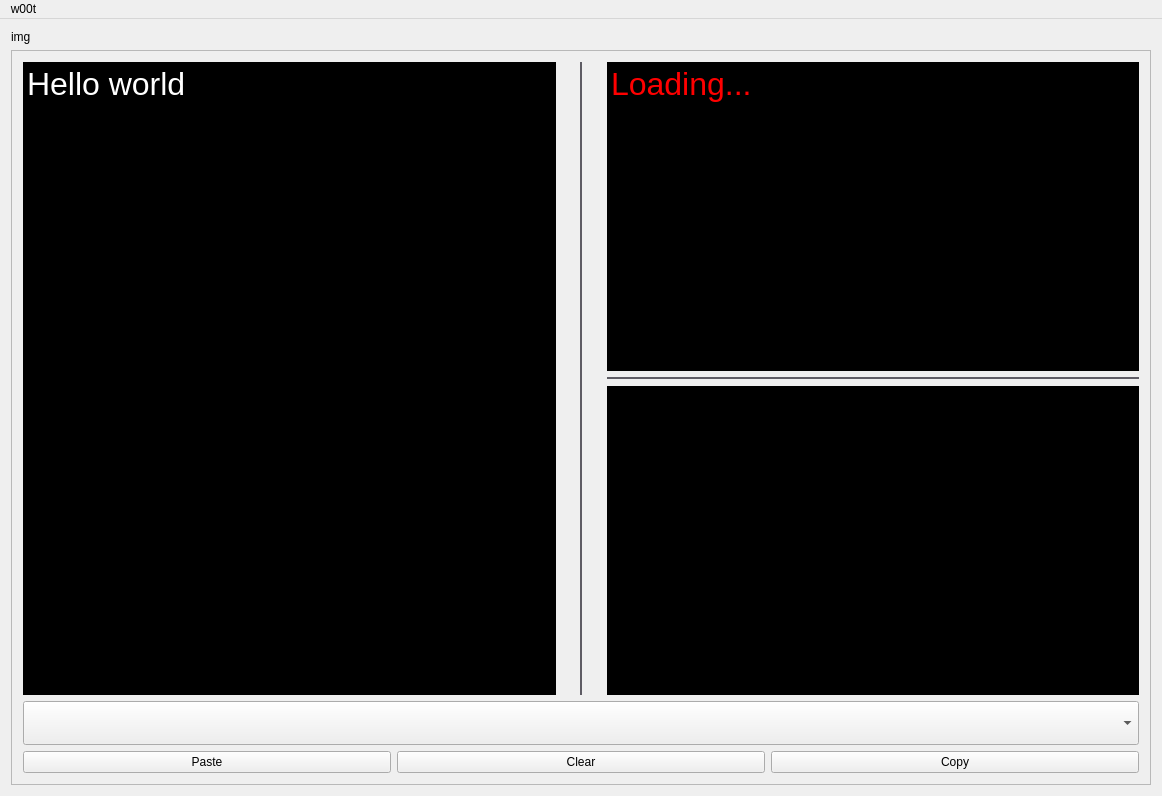
Before: the Qt Designer form src/mainwindow.ui in maemo-leste-extras/maemo-translate, drawn with Qt 5.
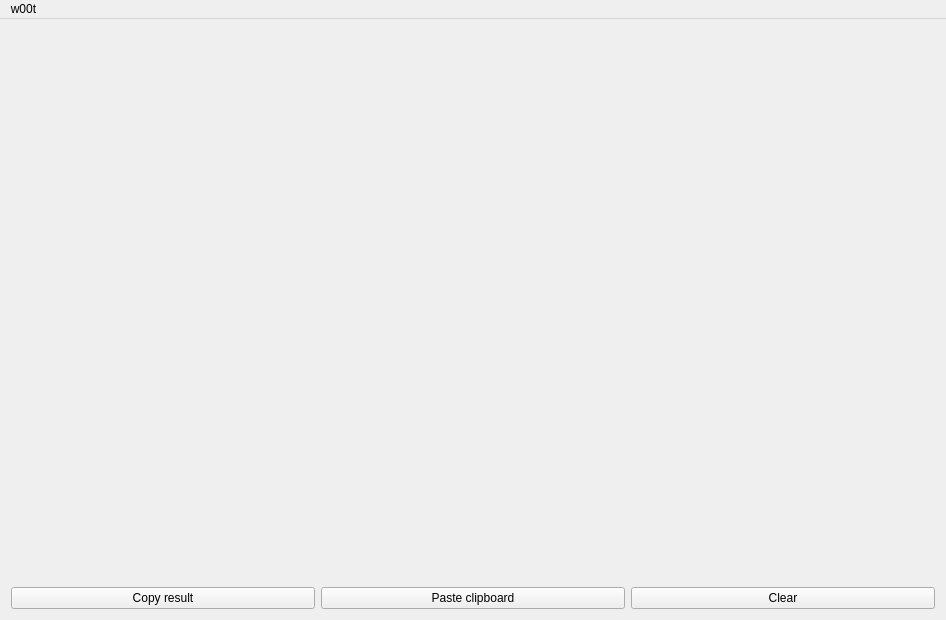
After: the same form once the commit is applied. Custom widgets are drawn as their Qt base class.

Commit message: Port to Qt6, and support both screen orientations, bump to 0.3.0

```diff
--- a/src/mainwindow.ui
+++ b/src/mainwindow.ui
@@ -6,541 +6,80 @@
    <rect>
     <x>0</x>
     <y>0</y>
-    <width>1162</width>
-    <height>796</height>
+    <width>946</width>
+    <height>620</height>
    </rect>
   </property>
   <property name="windowTitle">
    <string>Maemo Translate</string>
   </property>
   <widget class="QWidget" name="centralWidget">
-   <layout class="QGridLayout" name="gridLayout_3">
-    <item row="0" column="0">
-     <widget class="QFrame" name="imgFrame">
+   <layout class="QVBoxLayout" name="verticalLayout_2">
+    <property name="spacing">
+     <number>12</number>
+    </property>
+    <item>
+     <widget class="QFrame" name="contentFrame">
+      <property name="sizePolicy">
+       <sizepolicy hsizetype="Preferred" vsizetype="Expanding">
+        <horstretch>0</horstretch>
+        <verstretch>0</verstretch>
+       </sizepolicy>
+      </property>
       <property name="frameShape">
        <enum>QFrame::NoFrame</enum>
       </property>
       <property name="frameShadow">
        <enum>QFrame::Plain</enum>
       </property>
-      <layout class="QGridLayout" name="gridLayout">
+      <property name="lineWidth">
+       <number>0</number>
+      </property>
+      <layout class="QHBoxLayout" name="horizontalLayout_2">
        <property name="leftMargin">
-        <number>0</number>
-       </property>
-       <property name="topMargin">
-        <number>0</number>
+        <number>14</number>
        </property>
        <property name="rightMargin">
-        <number>0</number>
+        <number>14</number>
        </property>
-       <property name="bottomMargin">
-        <number>0</number>
-       </property>
-       <property name="spacing">
-        <number>0</number>
-       </property>
-       <item row="0" column="0">
-        <widget class="QLabel" name="img">
-         <property name="text">
-          <string>img</string>
-         </property>
-        </widget>
-       </item>
       </layout>
      </widget>
     </item>
-    <item row="1" column="0">
-     <widget class="QFrame" name="mainFrame">
-      <property name="frameShape">
-       <enum>QFrame::StyledPanel</enum>
-      </property>
-      <property name="frameShadow">
-       <enum>QFrame::Raised</enum>
-      </property>
-      <layout class="QGridLayout" name="gridLayout_2">
-       <item row="1" column="0">
-        <widget class="QComboBox" name="langBox">
-         <property name="font">
-          <font>
-           <pointsize>24</pointsize>
-           <weight>50</weight>
-           <bold>false</bold>
-          </font>
-         </property>
-        </widget>
-       </item>
-       <item row="0" column="0">
-        <layout class="QHBoxLayout" name="horizontalLayout">
-         <property name="spacing">
-          <number>24</number>
-         </property>
-         <item>
-          <widget class="TextEdit" name="fromTxt">
-           <property name="palette">
-            <palette>
-             <active>
-              <colorrole role="Text">
-               <brush brushstyle="SolidPattern">
-                <color alpha="255">
-                 <red>255</red>
-                 <green>255</green>
-                 <blue>255</blue>
-                </color>
-               </brush>
-              </colorrole>
-              <colorrole role="Base">
-               <brush brushstyle="SolidPattern">
-                <color alpha="255">
-                 <red>0</red>
-                 <green>0</green>
-                 <blue>0</blue>
-                </color>
-               </brush>
-              </colorrole>
-              <colorrole role="PlaceholderText">
-               <brush brushstyle="SolidPattern">
-                <color alpha="128">
-                 <red>255</red>
-                 <green>255</green>
-                 <blue>255</blue>
-                </color>
-               </brush>
-              </colorrole>
-             </active>
-             <inactive>
-              <colorrole role="Text">
-               <brush brushstyle="SolidPattern">
-                <color alpha="255">
-                 <red>255</red>
-                 <green>255</green>
-                 <blue>255</blue>
-                </color>
-               </brush>
-              </colorrole>
-              <colorrole role="Base">
-               <brush brushstyle="SolidPattern">
-                <color alpha="255">
-                 <red>0</red>
-                 <green>0</green>
-                 <blue>0</blue>
-                </color>
-               </brush>
-              </colorrole>
-              <colorrole role="PlaceholderText">
-               <brush brushstyle="SolidPattern">
-                <color alpha="128">
-                 <red>255</red>
-                 <green>255</green>
-                 <blue>255</blue>
-                </color>
-               </brush>
-              </colorrole>
-             </inactive>
-             <disabled>
-              <colorrole role="Text">
-               <brush brushstyle="SolidPattern">
-                <color alpha="255">
-                 <red>190</red>
-                 <green>190</green>
-                 <blue>190</blue>
-                </color>
-               </brush>
-              </colorrole>
-              <colorrole role="Base">
-               <brush brushstyle="SolidPattern">
-                <color alpha="255">
-                 <red>239</red>
-                 <green>239</green>
-                 <blue>239</blue>
-                </color>
-               </brush>
-              </colorrole>
-              <colorrole role="PlaceholderText">
-               <brush brushstyle="SolidPattern">
-                <color alpha="128">
-                 <red>0</red>
-                 <green>0</green>
-                 <blue>0</blue>
-                </color>
-               </brush>
-              </colorrole>
-             </disabled>
-            </palette>
-           </property>
-           <property name="font">
-            <font>
-             <pointsize>24</pointsize>
-            </font>
-           </property>
-           <property name="frameShape">
-            <enum>QFrame::NoFrame</enum>
-           </property>
-           <property name="frameShadow">
-            <enum>QFrame::Plain</enum>
-           </property>
-           <property name="html">
-            <string>&lt;!DOCTYPE HTML PUBLIC &quot;-//W3C//DTD HTML 4.0//EN&quot; &quot;http://www.w3.org/TR/REC-html40/strict.dtd&quot;&gt;
-&lt;html&gt;&lt;head&gt;&lt;meta name=&quot;qrichtext&quot; content=&quot;1&quot; /&gt;&lt;style type=&quot;text/css&quot;&gt;
-p, li { white-space: pre-wrap; }
-&lt;/style&gt;&lt;/head&gt;&lt;body style=&quot; font-family:'Ubuntu'; font-size:24pt; font-weight:400; font-style:normal;&quot;&gt;
-&lt;p style=&quot; margin-top:0px; margin-bottom:0px; margin-left:0px; margin-right:0px; -qt-block-indent:0; text-indent:0px;&quot;&gt;Hello world&lt;/p&gt;&lt;/body&gt;&lt;/html&gt;</string>
-           </property>
-          </widget>
-         </item>
-         <item>
-          <widget class="Line" name="line">
-           <property name="palette">
-            <palette>
-             <active>
-              <colorrole role="WindowText">
-               <brush brushstyle="SolidPattern">
-                <color alpha="255">
-                 <red>94</red>
-                 <green>92</green>
-                 <blue>100</blue>
-                </color>
-               </brush>
-              </colorrole>
-             </active>
-             <inactive>
-              <colorrole role="WindowText">
-               <brush brushstyle="SolidPattern">
-                <color alpha="255">
-                 <red>94</red>
-                 <green>92</green>
-                 <blue>100</blue>
-                </color>
-               </brush>
-              </colorrole>
-             </inactive>
-             <disabled>
-              <colorrole role="WindowText">
-               <brush brushstyle="SolidPattern">
-                <color alpha="255">
-                 <red>190</red>
-                 <green>190</green>
-                 <blue>190</blue>
-                </color>
-               </brush>
-              </colorrole>
-             </disabled>
-            </palette>
-           </property>
-           <property name="frameShadow">
-            <enum>QFrame::Plain</enum>
-           </property>
-           <property name="lineWidth">
-            <number>2</number>
-           </property>
-           <property name="orientation">
-            <enum>Qt::Vertical</enum>
-           </property>
-          </widget>
-         </item>
-         <item>
-          <layout class="QVBoxLayout" name="verticalLayout">
-           <item>
-            <widget class="QPlainTextEdit" name="toTxt">
-             <property name="palette">
-              <palette>
-               <active>
-                <colorrole role="Text">
-                 <brush brushstyle="SolidPattern">
-                  <color alpha="255">
-                   <red>255</red>
-                   <green>0</green>
-                   <blue>0</blue>
-                  </color>
-                 </brush>
-                </colorrole>
-                <colorrole role="Base">
-                 <brush brushstyle="SolidPattern">
-                  <color alpha="255">
-                   <red>0</red>
-                   <green>0</green>
-                   <blue>0</blue>
-                  </color>
-                 </brush>
-                </colorrole>
-                <colorrole role="PlaceholderText">
-                 <brush brushstyle="SolidPattern">
-                  <color alpha="128">
-                   <red>255</red>
-                   <green>255</green>
-                   <blue>255</blue>
-                  </color>
-                 </brush>
-                </colorrole>
-               </active>
-               <inactive>
-                <colorrole role="Text">
-                 <brush brushstyle="SolidPattern">
-                  <color alpha="255">
-                   <red>255</red>
-                   <green>0</green>
-                   <blue>0</blue>
-                  </color>
-                 </brush>
-                </colorrole>
-                <colorrole role="Base">
-                 <brush brushstyle="SolidPattern">
-                  <color alpha="255">
-                   <red>0</red>
-                   <green>0</green>
-                   <blue>0</blue>
-                  </color>
-                 </brush>
-                </colorrole>
-                <colorrole role="PlaceholderText">
-                 <brush brushstyle="SolidPattern">
-                  <color alpha="128">
-                   <red>255</red>
-                   <green>255</green>
-                   <blue>255</blue>
-                  </color>
-                 </brush>
-                </colorrole>
-               </inactive>
-               <disabled>
-                <colorrole role="Text">
-                 <brush brushstyle="SolidPattern">
-                  <color alpha="255">
-                   <red>190</red>
-                   <green>190</green>
-                   <blue>190</blue>
-                  </color>
-                 </brush>
-                </colorrole>
-                <colorrole role="Base">
-                 <brush brushstyle="SolidPattern">
-                  <color alpha="255">
-                   <red>239</red>
-                   <green>239</green>
-                   <blue>239</blue>
-                  </color>
-                 </brush>
-                </colorrole>
-                <colorrole role="PlaceholderText">
-                 <brush brushstyle="SolidPattern">
-                  <color alpha="128">
-                   <red>0</red>
-                   <green>0</green>
-                   <blue>0</blue>
-                  </color>
-                 </brush>
-                </colorrole>
-               </disabled>
-              </palette>
-             </property>
-             <property name="font">
-              <font>
-               <pointsize>24</pointsize>
-              </font>
-             </property>
-             <property name="frameShape">
-              <enum>QFrame::NoFrame</enum>
-             </property>
-             <property name="frameShadow">
-              <enum>QFrame::Plain</enum>
-             </property>
-             <property name="readOnly">
-              <bool>true</bool>
-             </property>
-             <property name="plainText">
-              <string>Loading...</string>
-             </property>
-            </widget>
-           </item>
-           <item>
-            <widget class="Line" name="latinResultLine">
-             <property name="palette">
-              <palette>
-               <active>
-                <colorrole role="WindowText">
-                 <brush brushstyle="SolidPattern">
-                  <color alpha="255">
-                   <red>94</red>
-                   <green>92</green>
-                   <blue>100</blue>
-                  </color>
-                 </brush>
-                </colorrole>
-               </active>
-               <inactive>
-                <colorrole role="WindowText">
-                 <brush brushstyle="SolidPattern">
-                  <color alpha="255">
-                   <red>94</red>
-                   <green>92</green>
-                   <blue>100</blue>
-                  </color>
-                 </brush>
-                </colorrole>
-               </inactive>
-               <disabled>
-                <colorrole role="WindowText">
-                 <brush brushstyle="SolidPattern">
-                  <color alpha="255">
-                   <red>190</red>
-                   <green>190</green>
-                   <blue>190</blue>
-                  </color>
-                 </brush>
-                </colorrole>
-               </disabled>
-              </palette>
-             </property>
-             <property name="frameShadow">
-              <enum>QFrame::Plain</enum>
-             </property>
-             <property name="lineWidth">
-              <number>2</number>
-             </property>
-             <property name="orientation">
-              <enum>Qt::Horizontal</enum>
-             </property>
-            </widget>
-           </item>
-           <item>
-            <widget class="QPlainTextEdit" name="toTxtLatin">
-             <property name="palette">
-              <palette>
-               <active>
-                <colorrole role="Text">
-                 <brush brushstyle="SolidPattern">
-                  <color alpha="255">
-                   <red>192</red>
-                   <green>191</green>
-                   <blue>188</blue>
-                  </color>
-                 </brush>
-                </colorrole>
-                <colorrole role="Base">
-                 <brush brushstyle="SolidPattern">
-                  <color alpha="255">
-                   <red>0</red>
-                   <green>0</green>
-                   <blue>0</blue>
-                  </color>
-                 </brush>
-                </colorrole>
-                <colorrole role="PlaceholderText">
-                 <brush brushstyle="SolidPattern">
-                  <color alpha="128">
-                   <red>255</red>
-                   <green>255</green>
-                   <blue>255</blue>
-                  </color>
-                 </brush>
-                </colorrole>
-               </active>
-               <inactive>
-                <colorrole role="Text">
-                 <brush brushstyle="SolidPattern">
-                  <color alpha="255">
-                   <red>192</red>
-                   <green>191</green>
-                   <blue>188</blue>
-                  </color>
-                 </brush>
-                </colorrole>
-                <colorrole role="Base">
-                 <brush brushstyle="SolidPattern">
-                  <color alpha="255">
-                   <red>0</red>
-                   <green>0</green>
-                   <blue>0</blue>
-                  </color>
-                 </brush>
-                </colorrole>
-                <colorrole role="PlaceholderText">
-                 <brush brushstyle="SolidPattern">
-                  <color alpha="128">
-                   <red>255</red>
-                   <green>255</green>
-                   <blue>255</blue>
-                  </color>
-                 </brush>
-                </colorrole>
-               </inactive>
-               <disabled>
-                <colorrole role="Text">
-                 <brush brushstyle="SolidPattern">
-                  <color alpha="255">
-                   <red>190</red>
-                   <green>190</green>
-                   <blue>190</blue>
-                  </color>
-                 </brush>
-                </colorrole>
-                <colorrole role="Base">
-                 <brush brushstyle="SolidPattern">
-                  <color alpha="255">
-                   <red>239</red>
-                   <green>239</green>
-                   <blue>239</blue>
-                  </color>
-                 </brush>
-                </colorrole>
-                <colorrole role="PlaceholderText">
-                 <brush brushstyle="SolidPattern">
-                  <color alpha="128">
-                   <red>0</red>
-                   <green>0</green>
-                   <blue>0</blue>
-                  </color>
-                 </brush>
-                </colorrole>
-               </disabled>
-              </palette>
-             </property>
-             <property name="font">
-              <font>
-               <pointsize>18</pointsize>
-              </font>
-             </property>
-             <property name="frameShape">
-              <enum>QFrame::NoFrame</enum>
-             </property>
-             <property name="frameShadow">
-              <enum>QFrame::Plain</enum>
-             </property>
-             <property name="readOnly">
-              <bool>true</bool>
-             </property>
-            </widget>
-           </item>
-          </layout>
-         </item>
-        </layout>
-       </item>
-       <item row="2" column="0">
-        <layout class="QHBoxLayout" name="horizontalLayout_2">
-         <item>
-          <widget class="QPushButton" name="btnPaste">
-           <property name="text">
-            <string>Paste</string>
-           </property>
-          </widget>
-         </item>
-         <item>
-          <widget class="QPushButton" name="btnClear">
-           <property name="text">
-            <string>Clear</string>
-           </property>
-          </widget>
-         </item>
-         <item>
-          <widget class="QPushButton" name="btnCopy">
-           <property name="text">
-            <string>Copy</string>
-           </property>
-          </widget>
-         </item>
-        </layout>
-       </item>
-      </layout>
-     </widget>
+    <item>
+     <layout class="QVBoxLayout" name="verticalLayout">
+      <item>
+       <widget class="QMaemo5ValueButton" name="langBox" native="true">
+        <property name="text" stdset="0">
+         <string>Language translation</string>
+        </property>
+       </widget>
+      </item>
+      <item>
+       <layout class="QHBoxLayout" name="horizontalLayout">
+        <item>
+         <widget class="QPushButton" name="btnCopy">
+          <property name="text">
+           <string>Copy result</string>
+          </property>
+         </widget>
+        </item>
+        <item>
+         <widget class="QPushButton" name="btnPaste">
+          <property name="text">
+           <string>Paste clipboard</string>
+          </property>
+         </widget>
+        </item>
+        <item>
+         <widget class="QPushButton" name="btnClear">
+          <property name="text">
+           <string>Clear</string>
+          </property>
+         </widget>
+        </item>
+       </layout>
+      </item>
+     </layout>
     </item>
    </layout>
   </widget>
@@ -549,7 +88,7 @@
     <rect>
      <x>0</x>
      <y>0</y>
-     <width>1162</width>
+     <width>946</width>
      <height>22</height>
     </rect>
    </property>
@@ -576,9 +115,9 @@
  <layoutdefault spacing="6" margin="11"/>
  <customwidgets>
   <customwidget>
-   <class>TextEdit</class>
-   <extends>QTextEdit</extends>
-   <header>lib/textedit.h</header>
+   <class>QMaemo5ValueButton</class>
+   <extends>QWidget</extends>
+   <header>qmaemo5valuebutton.h</header>
   </customwidget>
  </customwidgets>
  <resources>
```
The commit also changes 23 other files.
